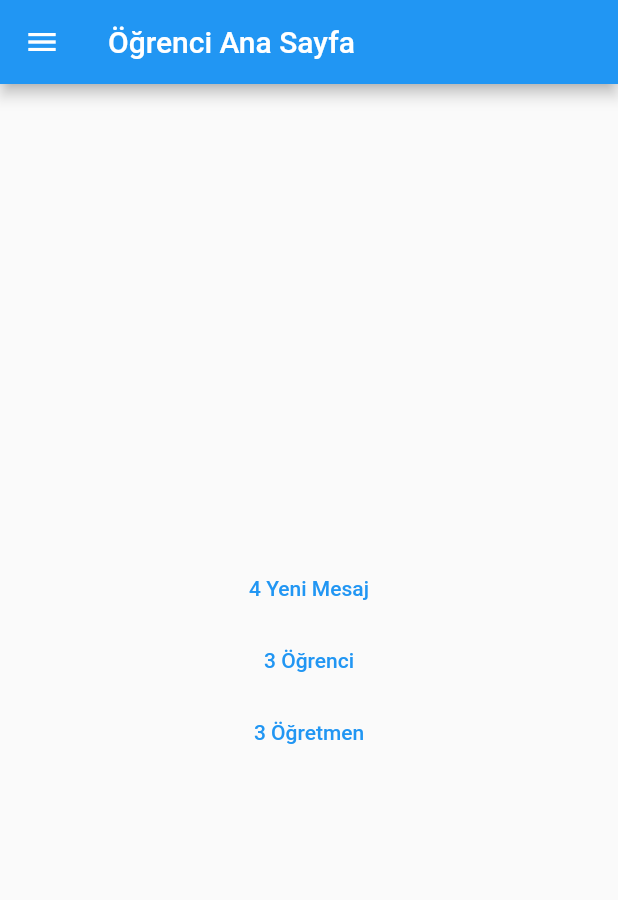
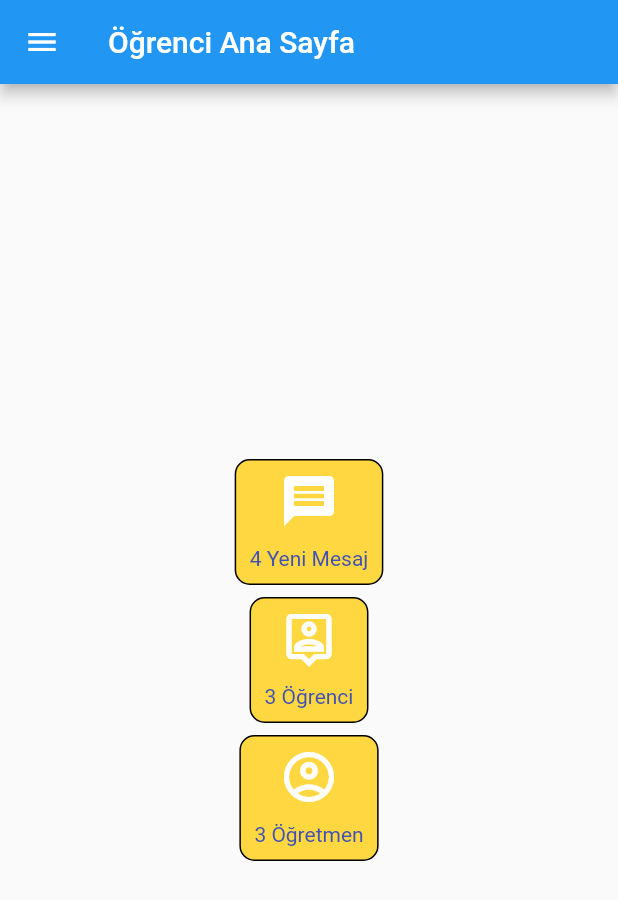
Before and after one commit to TahaPasa/school_application, a Flutter app: the screen it shows after launch, on a phone screen of 412 x 824 dp. Shown: the top 900 px of the screen. Run offline on Flutter 3.47's test engine with Material 2 defaults, Android fonts, the phone set to English and light mode, and no system bars.

Commit message:
Designed main page buttons.

```diff
--- a/lib/main.dart
+++ b/lib/main.dart
@@ -104,35 +104,88 @@ class _AnaSayfaState extends State<AnaSayfa> {
           mainAxisAlignment: MainAxisAlignment.center,
           children: <Widget>
           [
-            TextButton(
-              onPressed: ()
-              {
-                Navigator.of(context).push(MaterialPageRoute(
-                  builder: (context) => MesajlarSayfasi(mesajlarRepository),
-                ));
+            InkWell(
+              onTap: () {
+                Navigator.of(context).push(MaterialPageRoute(builder: (context) => MesajlarSayfasi(mesajlarRepository),));
                 setState(() {
 
                 });
               },
-              child: Text("${mesajlarRepository.mesajSayisi} Yeni Mesaj"),
+              child: DecoratedBox(
+
+                decoration: BoxDecoration(
+                  border: Border.all(color: Colors.black),
+                  borderRadius: BorderRadius.all(Radius.circular(10)),
+                  color: Colors.amberAccent,
+                ),
+                child: Column(
+                  children: [
+                    Padding(
+                      padding: const EdgeInsets.only(top: 8.0),
+                      child: Icon(Icons.message,color: Colors.white,size: 40),
+                    ),
+                    Padding(
+                      padding: const EdgeInsets.symmetric(horizontal: 10.0,vertical: 10),
+                      child: Text("${mesajlarRepository.mesajSayisi} Yeni Mesaj",style: TextStyle(color: Colors.indigo)),
+                    ),
+                  ],
+                ),
+              ),
             ),
-            TextButton(
-              onPressed: ()
-              {
-                Navigator.of(context).push(MaterialPageRoute(
-                  builder: (context) => OgrencilerSayfasi(ogrencilerRepository),
-                ));
-              },
-              child: Text("${ogretmenlerRepository.Ogretmenler.length} Öğrenci"),
+            Padding(
+              padding: const EdgeInsets.all(8.0),
+              child: InkWell(
+                onTap: () {
+                  Navigator.of(context).push(MaterialPageRoute(
+                    builder: (context) => OgrencilerSayfasi(ogrencilerRepository),
+                  ));
+                },
+                child: DecoratedBox(
+                  decoration: BoxDecoration(
+                    border: Border.all(color: Colors.black),
+                    borderRadius: BorderRadius.all(Radius.circular(10)),
+                    color: Colors.amberAccent,
+                  ),
+                  child: Column(
+                    children: [
+                      Padding(
+                        padding: const EdgeInsets.only(top: 8.0),
+                        child: Icon(Icons.person_pin_outlined,color: Colors.white,size: 40),
+                      ),
+                      Padding(
+                        padding: const EdgeInsets.symmetric(horizontal: 10.0,vertical: 10),
+                        child: Text("${ogretmenlerRepository.Ogretmenler.length} Öğrenci",style: TextStyle(color: Colors.indigo)),
+                      )
+                    ],
+                  ),
+                ),
+              ),
             ),
-            TextButton(
-              onPressed: ()
-              {
+            InkWell(
+              onTap: () {
                 Navigator.of(context).push(MaterialPageRoute(
                   builder: (context) => OgretmenlerSayfasi(ogretmenlerRepository),
                 ));
               },
-              child: Text("${ogrencilerRepository.Ogrenciler.length} Öğretmen"),
+              child: DecoratedBox(
+                decoration: BoxDecoration(
+                  border: Border.all(color: Colors.black),
+                  borderRadius: BorderRadius.all(Radius.circular(10)),
+                  color: Colors.amberAccent,
+                ),
+                child: Column(
+                  children: [
+                    Padding(
+                      padding: const EdgeInsets.only(top: 8.0),
+                      child: Icon(Icons.account_circle_outlined,color: Colors.white,size: 40),
+                    ),
+                    Padding(
+                      padding: const EdgeInsets.symmetric(horizontal: 10.0,vertical: 10),
+                      child: Text("${ogrencilerRepository.Ogrenciler.length} Öğretmen",style: TextStyle(color: Colors.indigo)),
+                    ),
+                  ],
+                ),
+              ),
             ),
 
           ],
```
